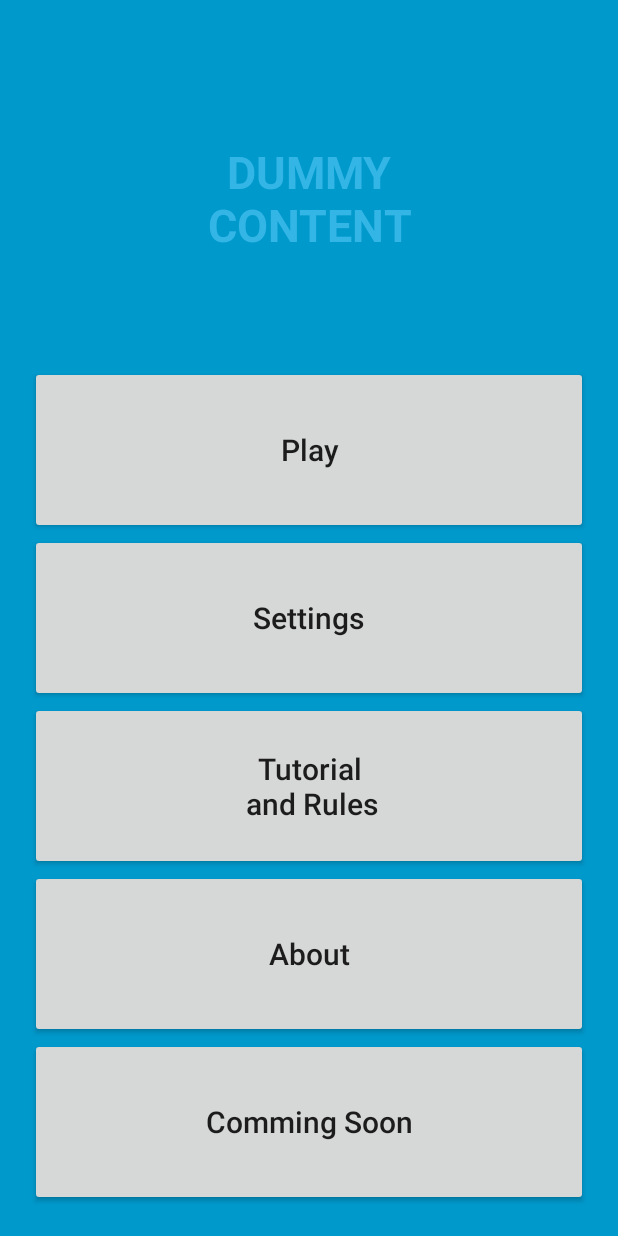
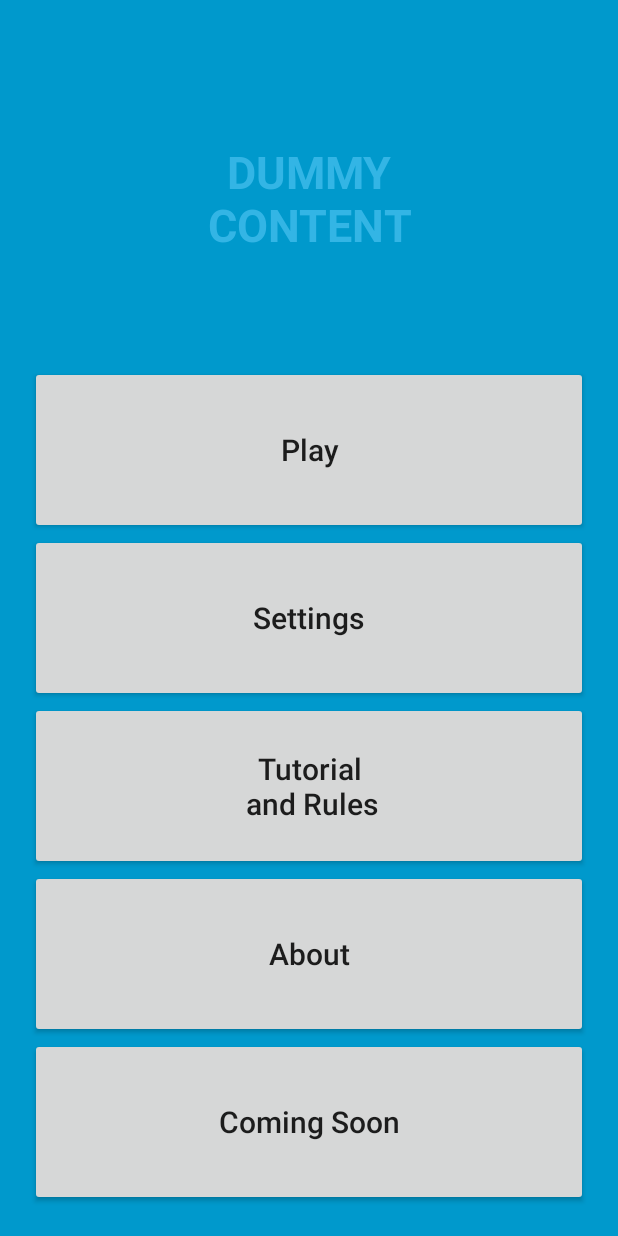
Before and after one commit to trollyhandle/AndUmGaming, an Android app: the screen it shows after launch (FullscreenActivity), on a phone screen of 412 x 824 dp. Run offline under Robolectric (Android 15) with nearby library versions, the phone set to English and light mode, and no system bars.

Commit message:
Coming =/= Commie

```diff
--- a/G370/app/src/main/res/values/strings.xml
+++ b/G370/app/src/main/res/values/strings.xml
@@ -6,5 +6,5 @@
     <string name="TUT_RULES">Tutorial\n and Rules</string>
     <string name="dummy_content">DUMMY\nCONTENT</string>
     <string name="ABOUT">About</string>
-    <string name="STATS">Comming Soon</string>
+    <string name="STATS">Coming Soon</string>
 </resources>
```
